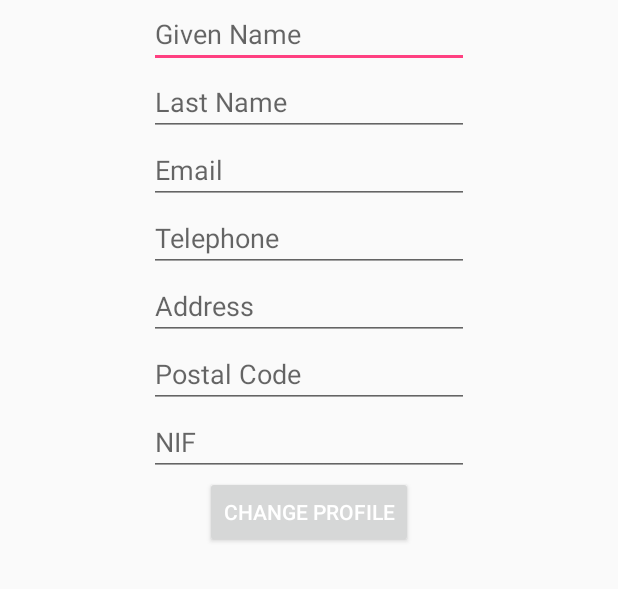
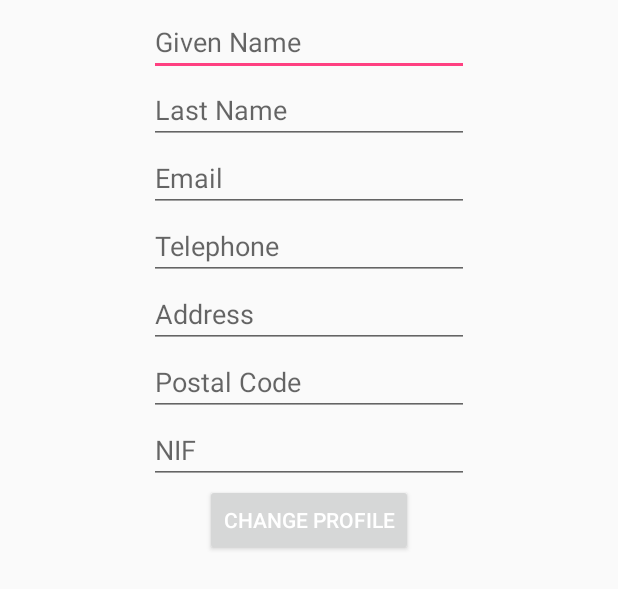
Before and after one commit to A39120/hospetall, an Android app: the layout activity_profile.xml on its own in the app's theme, with its tools: preview values and no code run, on a phone screen of 412 x 824 dp. Shown: the top 589 px of the screen. Run offline under Robolectric (Android 15) with nearby library versions, the light colour scheme and no system bars; plain views replace ActionProcessButton, MaterialEditText; network calls fail.

Commit message:
Completed prototype for Mobile Activity

```diff
--- a/HospetallMobile/HosPetAllMobile/app/src/main/java/mobile/hospetall/ps/isel/hospetallmobile/activities/fragments/PetFragment.kt
+++ b/HospetallMobile/HosPetAllMobile/app/src/main/java/mobile/hospetall/ps/isel/hospetallmobile/activities/fragments/PetFragment.kt
@@ -28,8 +28,10 @@ class PetFragment : BaseFragment() {
     override fun onCreateView(inflater: LayoutInflater,
                               container: ViewGroup?,
                               savedInstanceState: Bundle?): View? {
+
         Log.i(TAG, "onCreateView called.")
         binder = FragmentPetDetailBinding.inflate(inflater, container, false)
+
         //Passing the callback to pet after getting the result
         (activity as OnPetListener).onPet(
                 {
--- a/HospetallMobile/HosPetAllMobile/app/src/main/res/layout/activity_profile.xml
+++ b/HospetallMobile/HosPetAllMobile/app/src/main/res/layout/activity_profile.xml
@@ -16,7 +16,8 @@
 
             <RelativeLayout
                 android:layout_width="match_parent"
-                android:layout_height="match_parent">
+                android:layout_height="wrap_content"
+                android:layout_margin="@dimen/default_margin">
 
             <com.rengwuxian.materialedittext.MaterialEditText
             android:id="@+id/update_client_givenName"
@@ -79,7 +80,6 @@
 
         <com.rengwuxian.materialedittext.MaterialEditText
             android:id="@+id/update_client_postalCode"
-            android:visibility="@{client.postalCode != null ? View.VISIBLE : View.GONE}"
             android:layout_below="@id/update_client_address"
             android:layout_width="wrap_content"
             android:layout_height="wrap_content"
@@ -111,6 +111,7 @@
             android:layout_height="wrap_content"
             android:text="@string/update_profile_button"
             android:textColor="@android:color/white"
+            android:clickable="true"
             custom:pb_colorComplete="@color/green_complete"
             custom:pb_colorNormal="@color/blue_normal"
             custom:pb_colorPressed="@color/blue_pressed"
```
Also changed, not shown: HospetallMobile/HosPetAllMobile/app/src/main/java/mobile/hospetall/ps/isel/hospetallmobile/activities/ProfileActivity.kt (+32 -9 lines), HospetallMobile/HosPetAllMobile/app/src/main/java/mobile/hospetall/ps/isel/hospetallmobile/activities/TreatmentListActivity.kt (+13 -3 lines).
